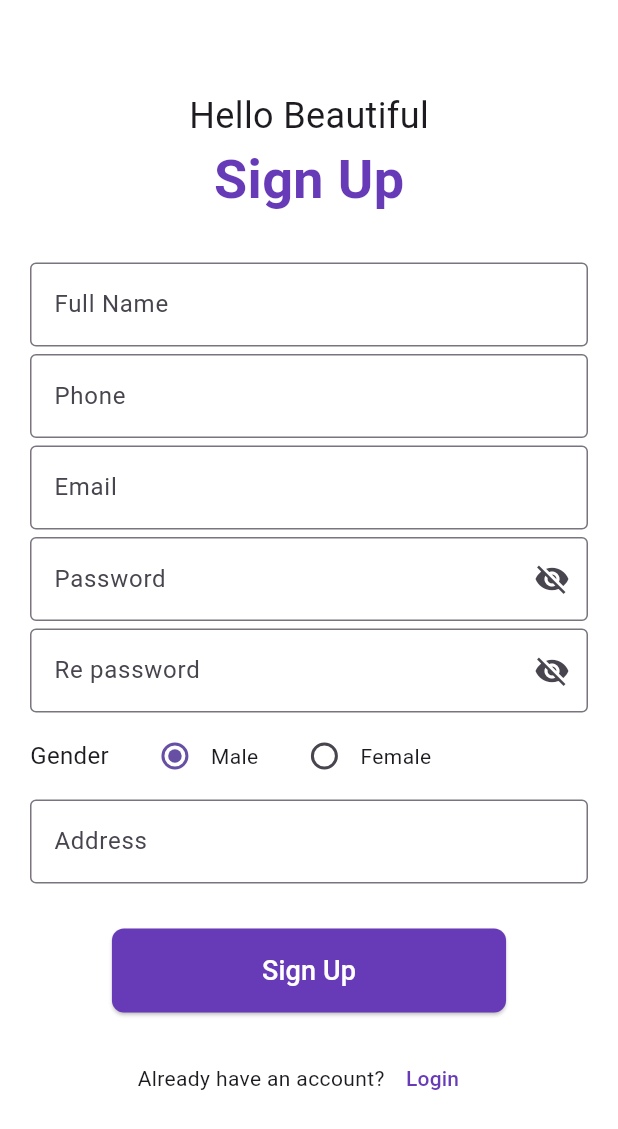
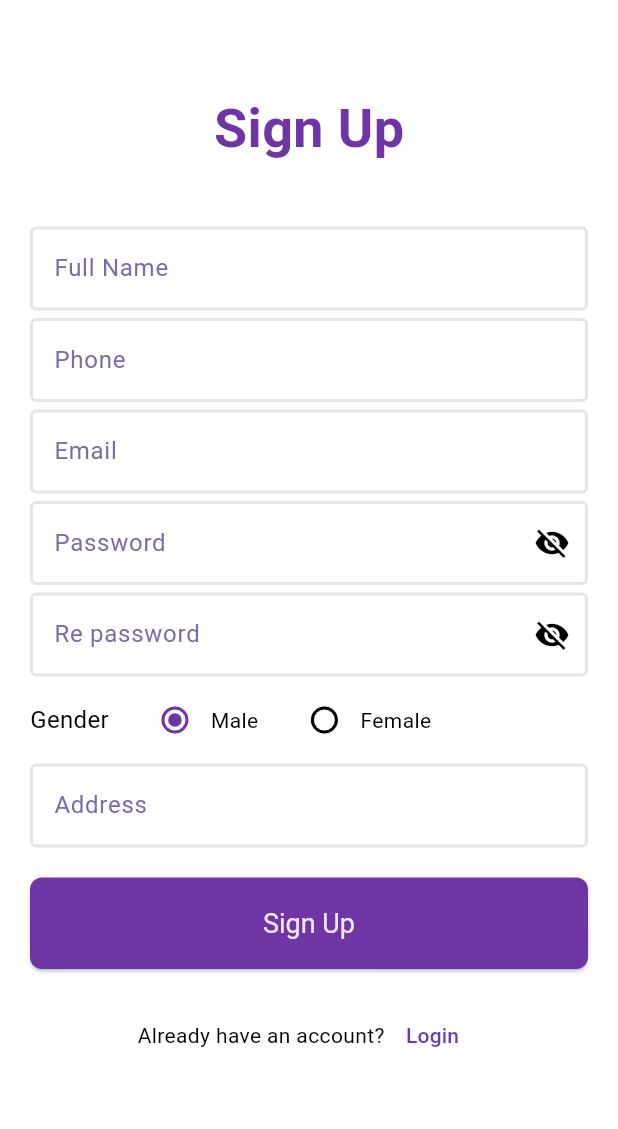
Before and after one commit to nh19941995/healthcare_management, a Flutter app: the screen it shows after launch, after a tap on "Sign Up", on a phone screen of 412 x 824 dp. Shown: the top 1129 px of the screen. Run offline on Flutter 3.47's test engine with Material 3 defaults, Android fonts, the phone set to English and light mode, and no system bars.

Commit message:
add theme

```diff
--- a/healthcare_management_app/lib/main.dart
+++ b/healthcare_management_app/lib/main.dart
@@ -1,4 +1,5 @@
 import 'package:flutter/material.dart';
+import 'package:healthcare_management_app/screens/comons/theme.dart';
 
 import 'package:provider/provider.dart';
 import 'package:healthcare_management_app/screens/comons/splash.dart'; // Import màn hình Splash
@@ -24,7 +25,8 @@
   @override
   Widget build(BuildContext context) {
     return MaterialApp(
-
+      title: 'Healthcare Management',
+      theme: AppTheme.theme,
       debugShowCheckedModeBanner: false, // Tắt banner debug
       home: SplashScreen(), // Gọi SplashScreen từ splash.dart
 
--- a/healthcare_management_app/lib/screens/comons/sign_up.dart
+++ b/healthcare_management_app/lib/screens/comons/sign_up.dart
@@ -3,6 +3,7 @@ import 'package:healthcare_management_app/enum.dart';
 import 'package:healthcare_management_app/models/user.dart';
 import 'package:healthcare_management_app/providers/user_provider.dart';
 import 'package:healthcare_management_app/screens/comons/login.dart';
+import 'package:healthcare_management_app/screens/comons/theme.dart';
 import 'package:provider/provider.dart';
 
 class SignUp extends StatefulWidget {
@@ -51,7 +52,6 @@ class _SignUpScreenState extends State<SignUp> {
       _rePasswordError = null;
       _addressError = null;
     });
-    await Provider.of<UserProvider>(context, listen: false).getAllUser();
     // Lấy dữ liệu từ các trường điều khiển
     String fullName = _fullNameController.text;
     String phone = _phoneController.text;
@@ -173,27 +173,19 @@ class _SignUpScreenState extends State<SignUp> {
   @override
   Widget build(BuildContext context) {
     return Scaffold(
-      backgroundColor: Colors.white,
+      backgroundColor: AppTheme.theme.scaffoldBackgroundColor,
       body: Padding(
-        padding: const EdgeInsets.symmetric(horizontal: 20.0),
+        padding: const EdgeInsets.all(AppTheme.defaultPadding),
         child: SingleChildScrollView(
           child: Column(
             mainAxisAlignment: MainAxisAlignment.center,
             children: [
-              SizedBox(height: 60),
-              Text(
-                "Hello Beautiful",
-                style: TextStyle(fontSize: 24, fontWeight: FontWeight.w400),
-              ),
+              SizedBox(height: AppTheme.xLargeSpacing,),
               Text(
                 "Sign Up",
-                style: TextStyle(
-                  fontSize: 36,
-                  fontWeight: FontWeight.bold,
-                  color: Colors.deepPurple,
-                ),
+                style: AppTheme.headerStyle
               ),
-              SizedBox(height: 30),
+              SizedBox(height: AppTheme.xLargeSpacing),
               TextField(
                 controller: _fullNameController,
                 decoration: InputDecoration(
@@ -202,7 +194,7 @@ class _SignUpScreenState extends State<SignUp> {
                   errorText: _fullNameError,
                 ),
               ),
-              SizedBox(height: 5),
+              SizedBox(height: AppTheme.smallSpacing),
               TextField(
                 controller: _phoneController,
                 keyboardType: TextInputType.phone,
@@ -212,7 +204,7 @@ class _SignUpScreenState extends State<SignUp> {
                   errorText: _phoneError,
                 ),
               ),
-              SizedBox(height: 5),
+              SizedBox(height: AppTheme.smallSpacing),
               TextField(
                 controller: _emailController,
                 keyboardType: TextInputType.emailAddress,
@@ -222,7 +214,7 @@ class _SignUpScreenState extends State<SignUp> {
                   errorText: _emailError,
                 ),
               ),
-              SizedBox(height: 5),
+              SizedBox(height: AppTheme.smallSpacing),
               // Trường nhập Password với nút bật/tắt hiển thị mật khẩu
               TextField(
                 controller: _passwordController,
@@ -243,7 +235,7 @@ class _SignUpScreenState extends State<SignUp> {
                   errorText: _passwordError,
                 ),
               ),
-              SizedBox(height: 5),
+              SizedBox(height: AppTheme.smallSpacing),
               // Trường nhập Re-password với nút bật/tắt hiển thị mật khẩu
               TextField(
                 controller: _rePasswordController,
@@ -264,7 +256,7 @@ class _SignUpScreenState extends State<SignUp> {
                   errorText: _rePasswordError,
                 ),
               ),
-              SizedBox(height: 5),
+              SizedBox(height: AppTheme.smallSpacing),
               Row(
                 mainAxisAlignment: MainAxisAlignment.start,
                 children: [
@@ -284,7 +276,7 @@ class _SignUpScreenState extends State<SignUp> {
                       Text("Male"),
                     ],
                   ),
-                  SizedBox(width: 20),
+                  SizedBox(width: AppTheme.largeSpacing),
                   Row(
                     children: [
                       Radio<Gender>(
@@ -299,10 +291,9 @@ class _SignUpScreenState extends State<SignUp> {
                       Text("Female"),
                     ],
                   ),
-                  SizedBox(width: 20),
                 ],
               ),
-              SizedBox(height: 5),
+              SizedBox(height: AppTheme.smallSpacing),
               TextField(
                 controller: _addressController,
                 decoration: InputDecoration(
@@ -311,22 +302,16 @@ class _SignUpScreenState extends State<SignUp> {
                   errorText: _addressError,
                 ),
               ),
-              SizedBox(height: 30),
-              ElevatedButton(
-                style: ElevatedButton.styleFrom(
-                  padding: EdgeInsets.symmetric(horizontal: 100, vertical: 15),
-                  backgroundColor: Colors.deepPurple,
-                  shape: RoundedRectangleBorder(
-                    borderRadius: BorderRadius.circular(8),
-                  ),
-                ),
-                onPressed: _signUp,
-                child: Text(
-                  'Sign Up',
-                  style: TextStyle(fontSize: 18, color: Colors.white),
+              SizedBox(height: AppTheme.largeSpacing),
+              SizedBox(
+                width: double.infinity, // Chiếm toàn bộ chiều rộng
+                child: ElevatedButton(
+                  style: AppTheme.elevatedButtonStyle, // Sử dụng style từ AppTheme
+                  onPressed: _signUp,
+                  child: Text('Sign Up'),
                 ),
               ),
-              SizedBox(height: 20),
+              SizedBox(height: AppTheme.largeSpacing),
               Row(
                 mainAxisAlignment: MainAxisAlignment.center,
                 children: [
--- a/healthcare_management_app/lib/screens/comons/splash.dart
+++ b/healthcare_management_app/lib/screens/comons/splash.dart
@@ -1,7 +1,7 @@
-// splash.dart
 import 'package:flutter/material.dart';
 import 'package:healthcare_management_app/screens/comons/login.dart';
 import 'package:healthcare_management_app/screens/comons/sign_up.dart';
+import 'package:healthcare_management_app/screens/comons/theme.dart';
 
 class SplashScreen extends StatelessWidget {
   @override
@@ -35,42 +35,32 @@ class SplashScreen extends StatelessWidget {
               ),
               SizedBox(height: 40),
               // Nút "Sign Up"
-              ElevatedButton(
-                style: ElevatedButton.styleFrom(
-                  padding: EdgeInsets.symmetric(horizontal: 75, vertical: 15), backgroundColor: Colors.deepPurple, // Màu nền nút
-                  shape: RoundedRectangleBorder(
-                    borderRadius: BorderRadius.circular(8),
-                  ),
-                ),
-                onPressed: () {
-                  Navigator.push(context,
-                      MaterialPageRoute(builder:
-                          (content) => SignUp()));
-                },
-                child: Text(
-                  'Sign Up',
-                  style: TextStyle(fontSize: 18,color: Colors.white),
-
+              SizedBox(
+                width: double.infinity, // Chiếm toàn bộ chiều rộng
+                child: ElevatedButton(
+                  style: AppTheme.elevatedButtonStyle, // Sử dụng style từ AppTheme
+                  onPressed: () {
+                    Navigator.push(
+                      context,
+                      MaterialPageRoute(builder: (context) => SignUp()),
+                    );
+                  },
+                  child: Text('Sign Up'),
                 ),
               ),
               SizedBox(height: 20),
               // Nút "Login"
-              OutlinedButton(
-                style: OutlinedButton.styleFrom(
-                  foregroundColor: Colors.deepPurple, padding: EdgeInsets.symmetric(horizontal: 80, vertical: 15),
-                  side: BorderSide(color: Colors.deepPurple, width: 2),
-                  shape: RoundedRectangleBorder(
-                    borderRadius: BorderRadius.circular(8),
-                  ),
-                ),
-                onPressed: () {
-                  Navigator.push(context,
-                      MaterialPageRoute(builder:
-                          (content) => Login()));
-                },
-                child: Text(
-                  'Login',
-                  style: TextStyle(fontSize: 18),
+              SizedBox(
+                width: double.infinity, // Chiếm toàn bộ chiều rộng
+                child: OutlinedButton(
+                  style: AppTheme.outlinedButtonStyle, // Sử dụng style từ AppTheme
+                  onPressed: () {
+                    Navigator.push(
+                      context,
+                      MaterialPageRoute(builder: (context) => Login()),
+                    );
+                  },
+                  child: Text('Login'),
                 ),
               ),
             ],
--- /dev/null
+++ b/healthcare_management_app/lib/screens/comons/theme.dart
@@ -0,0 +1,150 @@
+import 'package:flutter/material.dart';
+
+class AppTheme {
+  // Màu sắc
+  static const Color primaryColor = Color(0xFF6F35A5); // Màu chính
+  static const Color secondaryColor = Color(0xFFF1E6FF); // Màu phụ
+  static const Color errorColor = Color(0xFFD32F2F); // Màu lỗi
+  static const Color backgroundColor = Color(0xFFFFFFFF); // Màu nền
+  static const Color textColor = Color(0xFF000000); // Màu chữ chính
+  static const Color additionalColor = Color(0xFF7B6BA8); // mau chu input
+  static const Color backgroundTextfieldColor = Color(0xFFE5E5E5); // Màu xám nhạt
+
+
+  // Padding và Margin
+  static const double defaultPadding = 20.0;
+  static const double Padding8 = 8.0;
+  static const double defaultMargin = 16.0;
+
+  static const double smallSpacing = 5.0;
+  static const double mediumSpacing = 10.0;
+  static const double largeSpacing = 20.0;
+  static const double xLargeSpacing = 40.0;
+
+  // Thêm kiểu header TextStyle
+  static const TextStyle headerStyle = TextStyle(
+    fontSize: 36,
+    fontWeight: FontWeight.bold,
+    color: primaryColor,
+  );
+
+  // Button Styles
+  static final ButtonStyle elevatedButtonStyle = ElevatedButton.styleFrom(
+    backgroundColor: primaryColor, // Nền nút
+    padding: EdgeInsets.symmetric(vertical: 20.0),
+    shape: RoundedRectangleBorder(
+      borderRadius: BorderRadius.circular(8.0),
+    ),
+    foregroundColor: secondaryColor, // Màu chữ trên nút
+    textStyle: TextStyle(
+      fontSize: 18.0,
+    ),
+  );
+
+  static final ButtonStyle outlinedButtonStyle = OutlinedButton.styleFrom(
+    side: BorderSide(color: primaryColor, width: 2), // Viền của nút
+    padding: EdgeInsets.symmetric(vertical: 20.0),
+    shape: RoundedRectangleBorder(
+      borderRadius: BorderRadius.circular(8.0),
+    ),
+    foregroundColor: primaryColor, // Màu chữ của nút
+    textStyle: TextStyle(
+      fontSize: 18.0,
+    ),
+  );
+
+  // Theme chính
+  static ThemeData get theme {
+    return ThemeData(
+      scaffoldBackgroundColor: backgroundColor,
+      colorScheme: ColorScheme.light(
+        primary: primaryColor,
+        secondary: secondaryColor,
+        error: errorColor,
+        background: backgroundColor,
+        onPrimary: Colors.white, // Màu chữ trên màu chính
+        onSecondary: Colors.black, // Màu chữ trên màu phụ
+        onError: Colors.white, // Màu chữ trên màu lỗi
+        onBackground: textColor, // Màu chữ trên nền
+      ),
+      textTheme: TextTheme(
+        headlineLarge: headerStyle,
+        displayLarge: TextStyle(
+          fontSize: 24.0,
+          fontWeight: FontWeight.bold,
+          color: primaryColor,
+        ),
+        displayMedium: TextStyle(
+          fontSize: 20.0,
+          fontWeight: FontWeight.bold,
+          color: primaryColor,
+        ),
+        bodyLarge: TextStyle(
+          fontSize: 16.0,
+          color: textColor,
+        ),
+        bodyMedium: TextStyle(
+          fontSize: 14.0,
+          color: textColor,
+        ),
+      ),
+      inputDecorationTheme: InputDecorationTheme(
+        // Đường viền khi không được tập trung
+        border: OutlineInputBorder(
+          borderSide: BorderSide(
+            color: backgroundTextfieldColor, // Màu nhạt hơn cho border
+            width: 2.0, // Độ dày của đường viền
+          ),
+        ),
+        // Đường viền khi trường có thể nhập
+        enabledBorder: OutlineInputBorder(
+          borderSide: BorderSide(
+            color: backgroundTextfieldColor, // Màu nhạt cho border khi trường có thể nhập
+            width: 2.0, // Độ dày của đường viền
+          ),
+        ),
+        // Đường viền khi trường đang được chọn
+        focusedBorder: OutlineInputBorder(
+          borderSide: BorderSide(
+            color: primaryColor, // Giữ màu chính cho border khi tập trung
+            width: 2.0, // Độ dày của đường viền khi được tập trung
+          ),
+        ),
+        labelStyle: TextStyle(
+          color: additionalColor, // Màu chữ nhãn
+          fontSize: 16,
+        ),
+        errorStyle: TextStyle(
+          color: Colors.red, // Màu chữ cho thông báo lỗi
+          fontSize: 14,
+        ),
+      ),
+
+      elevatedButtonTheme: ElevatedButtonThemeData(
+        style: elevatedButtonStyle,
+      ),
+      outlinedButtonTheme: OutlinedButtonThemeData(
+        style: outlinedButtonStyle,
+      ),
+      // Thêm vào ThemeData trong AppTheme
+      cardTheme: CardTheme(
+        color: AppTheme.secondaryColor, // Màu nền của Card
+        elevation: 4, // Độ cao của bóng đổ
+        shape: RoundedRectangleBorder(
+          borderRadius: BorderRadius.circular(10.0), // Bo góc cho Card
+          side: BorderSide(color: backgroundTextfieldColor, width: 1), // Viền cho Card
+        ),
+      ),
+
+      appBarTheme: AppBarTheme(
+        backgroundColor: primaryColor,
+        titleTextStyle: TextStyle(
+          color: Colors.white,
+          fontSize: 20,
+          fontWeight: FontWeight.bold,
+        ),
+      ),
+      // Thêm nhiều thiết lập khác nếu cần
+    );
+  }
+}
```
Also changed, not shown: healthcare_management_app/lib/screens/comons/edit_profile.dart (+64 -22 lines), healthcare_management_app/lib/screens/comons/login.dart (+16 -27 lines), healthcare_management_app/lib/screens/customers/home_customer.dart (+33 -65 lines).
